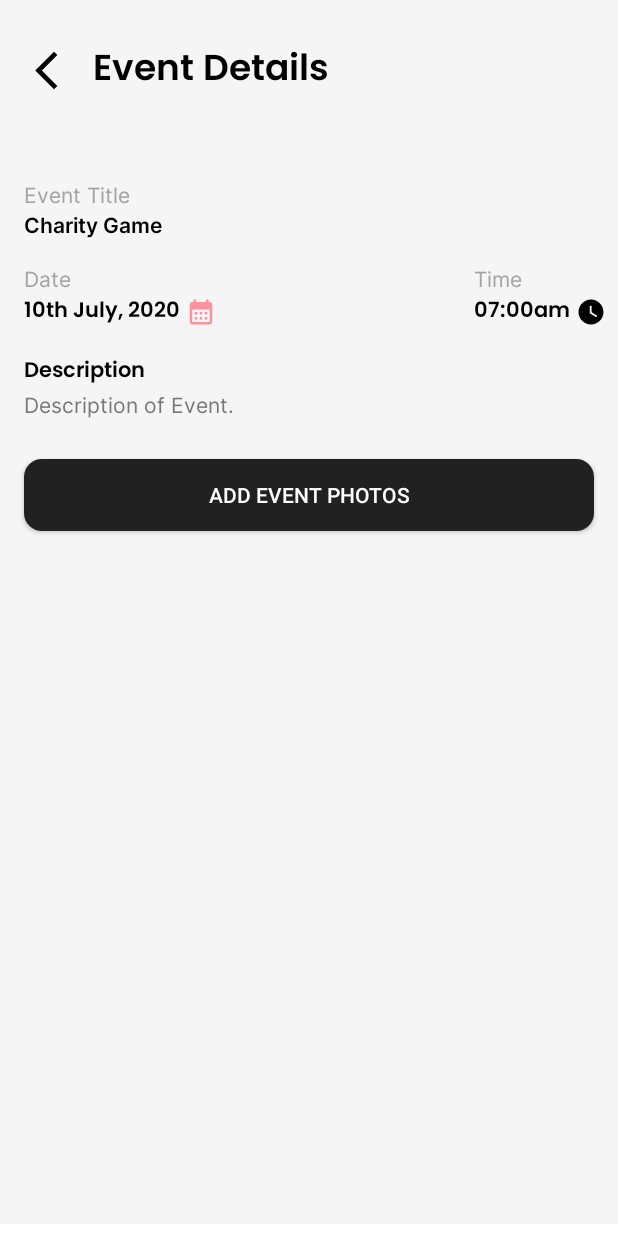
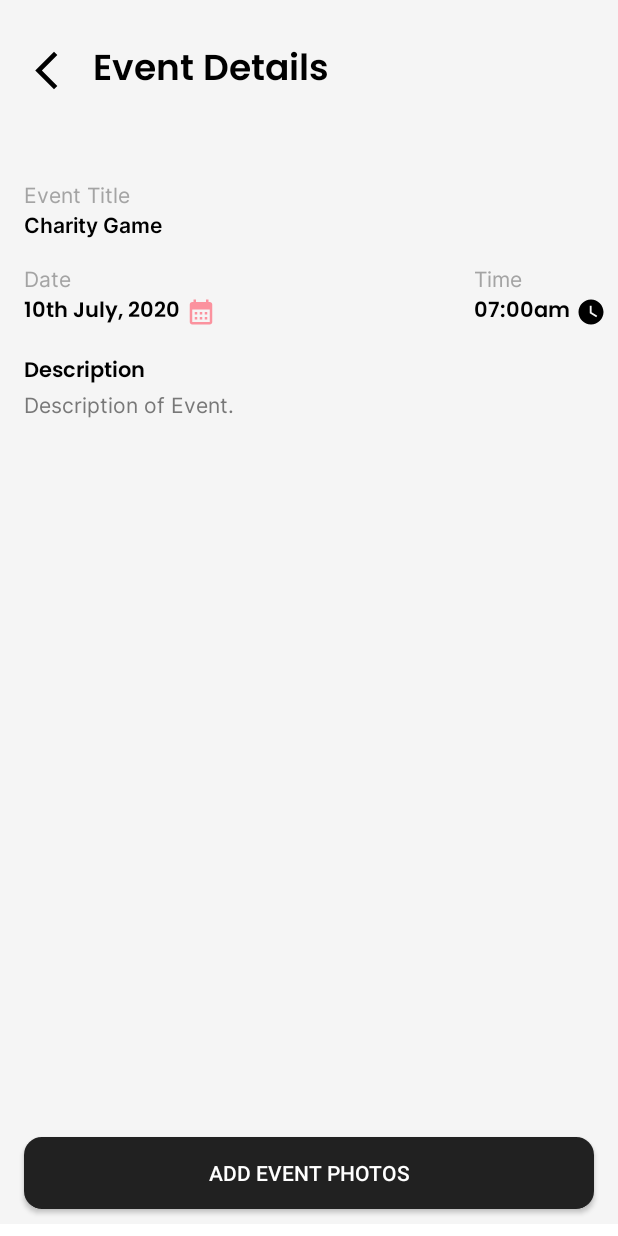
Before and after one commit to imrajnishjha/IEA_Adminv3, an Android app: the PastEventDetails screen opened directly, with no data from a screen before it, on a phone screen of 412 x 824 dp. Run offline under Robolectric (Android 15) with nearby library versions, the light colour scheme and no system bars; our stand-ins replace Firebase (no records; nobody signed in at launch, a user with empty details on screens opened directly); pictures from the network do not load.

Commit message:
IEA Admin 3.5

```diff
--- a/app/build.gradle
+++ b/app/build.gradle
@@ -52,6 +52,7 @@ dependencies {
     testImplementation 'junit:junit:4.13.2'
     androidTestImplementation 'androidx.test.ext:junit:1.1.3'
     androidTestImplementation 'androidx.test.espresso:espresso-core:3.4.0'
+    implementation 'com.github.dhaval2404:imagepicker:2.1'
 
 }
 
--- a/app/src/main/AndroidManifest.xml
+++ b/app/src/main/AndroidManifest.xml
@@ -15,6 +15,7 @@
         android:fullBackupContent="@xml/backup_rules"
         android:icon="@mipmap/ic_launcher"
         android:label="@string/app_name"
+        android:requestLegacyExternalStorage="true"
         android:roundIcon="@mipmap/ic_launcher_round"
         android:supportsRtl="true"
         android:theme="@style/Theme.IEAApp"
@@ -102,7 +103,6 @@
         </activity>
         <activity
             android:name="com.yalantis.ucrop.UCropActivity"
-            android:screenOrientation="fullSensor"
             android:theme="@style/Theme.AppCompat.Light.NoActionBar" />
 
         <service
--- a/app/src/main/res/layout/activity_past_event_details.xml
+++ b/app/src/main/res/layout/activity_past_event_details.xml
@@ -177,8 +177,19 @@
             app:layout_constraintHeight_max="300dp"
             app:layout_constraintTop_toBottomOf="@id/event_description_txt"
             app:layout_constraintEnd_toEndOf="parent"
+            app:layout_constraintBottom_toTopOf="@id/pasteventnullTV"
             app:layout_constraintStart_toStartOf="parent"
             tools:layout_editor_absoluteY="539dp" />
+
+        <TextView
+            android:layout_width="match_parent"
+            android:layout_height="0dp"
+            android:id="@+id/pasteventnullTV"
+            android:layout_marginTop="15dp"
+            app:layout_constraintTop_toBottomOf="@id/past_event_photos_rv"
+            app:layout_constraintBottom_toTopOf="@id/add_event_photos_btn"/>
+
+
 
         <androidx.appcompat.widget.AppCompatButton
             android:id="@+id/add_event_photos_btn"
@@ -186,15 +197,16 @@
             android:layout_height="wrap_content"
             android:layout_marginStart="16dp"
             android:layout_marginEnd="16dp"
-            android:layout_marginTop="16dp"
+            android:layout_marginBottom="10dp"
             android:background="@drawable/button_style_black"
             android:paddingStart="8dp"
             android:paddingEnd="8dp"
             android:text="Add Event Photos"
             android:textColor="@color/white"
+            app:layout_constraintBottom_toBottomOf="parent"
             app:layout_constraintEnd_toEndOf="parent"
+            app:layout_constraintTop_toBottomOf="@id/pasteventnullTV"
             app:layout_constraintStart_toStartOf="parent"
-            app:layout_constraintTop_toBottomOf="@id/past_event_photos_rv"
             tools:ignore="HardcodedText" />
 
         <FrameLayout
--- a/app/src/main/res/values/colors.xml
+++ b/app/src/main/res/values/colors.xml
@@ -9,4 +9,8 @@
     <color name="white">#FFFFFFFF</color>
     <color name="different_black">#212121</color>
     <color name="grey">#A4A4A4</color>
+    <color name="ucrop_color_toolbar">#e9c46a</color>
+    <color name="ucrop_color_statusbar">#8338ec</color>
+    <color name="ucrop_color_widget_active">#e76f51</color>
+
 </resources>
```
Also changed, not shown: app/src/main/java/com/example/ieaadmin/EventDetail.java (+9 -3 lines).
